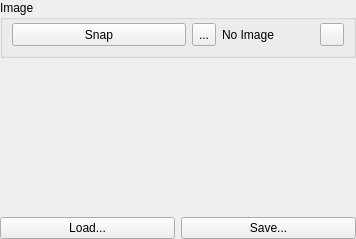
Old version of the form AcfSln/Include/iqtcam/CBitmapSupplierGuiComp.ui in the repository ImagingTools/AcfPublic.
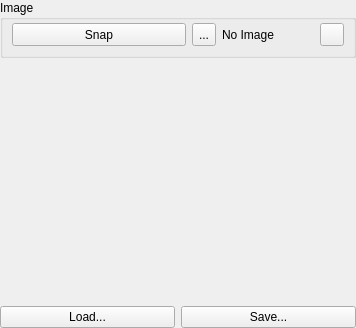
New version of the form. Icons and pictures are not drawn.

```diff
--- a/AcfSln/Include/iqtcam/CBitmapSupplierGuiComp.ui
+++ b/AcfSln/Include/iqtcam/CBitmapSupplierGuiComp.ui
@@ -7,7 +7,7 @@
     <x>0</x>
     <y>0</y>
     <width>356</width>
-    <height>239</height>
+    <height>328</height>
    </rect>
   </property>
   <property name="windowTitle">
@@ -160,6 +160,19 @@
      </layout>
     </widget>
    </item>
+   <item>
+    <spacer name="verticalSpacer">
+     <property name="orientation">
+      <enum>Qt::Vertical</enum>
+     </property>
+     <property name="sizeHint" stdset="0">
+      <size>
+       <width>20</width>
+       <height>1</height>
+      </size>
+     </property>
+    </spacer>
+   </item>
    <item>
     <layout class="QHBoxLayout" name="horizontalLayout_2">
      <item>
```
